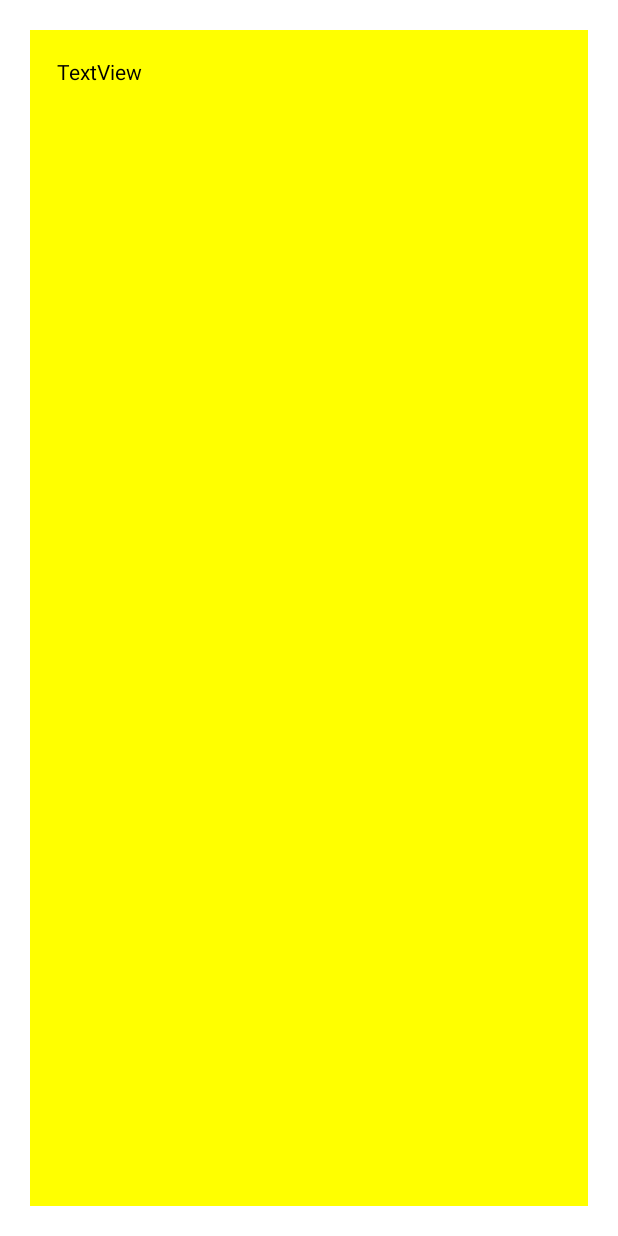
After one commit to hasibarrafiul/Load-CourseInfo-From-Remote-Server-Android-App, an Android app: the layout datacustomview.xml on its own in the app's theme, with its tools: preview values and no code run, on a phone screen of 412 x 824 dp. The commit adds this screen. Run offline under Robolectric (Android 15) with nearby library versions, the phone set to English and light mode, and no system bars.

Commit message:
final push

```diff
--- a/app/src/main/AndroidManifest.xml
+++ b/app/src/main/AndroidManifest.xml
@@ -20,6 +20,9 @@
                 <category android:name="android.intent.category.LAUNCHER" />
             </intent-filter>
         </activity>
+        <activity
+            android:name=".MyAttendanceActivity"
+            android:exported="true"/>
     </application>
 
 </manifest>
--- /dev/null
+++ b/app/src/main/res/layout/datacustomview.xml
@@ -0,0 +1,23 @@
+<?xml version="1.0" encoding="utf-8"?>
+<LinearLayout
+    xmlns:android="http://schemas.android.com/apk/res/android"
+    xmlns:app="http://schemas.android.com/apk/res-auto"
+    xmlns:tools="http://schemas.android.com/tools"
+    android:layout_width="match_parent"
+    android:layout_height="match_parent"
+    android:padding="8dp"
+    android:layout_margin="20dp"
+    tools:context=".MainActivity"
+    android:orientation="vertical"
+    android:background="#FFFF00"
+    >
+
+
+    <TextView
+        android:id="@+id/coursename"
+        android:layout_width="wrap_content"
+        android:layout_height="wrap_content"
+        android:text="TextView"
+        android:textColor="@color/black"
+        android:padding="10sp" />
+</LinearLayout>
```
Also changed, not shown: app/src/main/java/com/techrz/loaddata/MainActivity.java (+24 -15 lines), app/src/main/java/com/techrz/loaddata/MyAttendanceActivity.java (added, +61 -0 lines), app/src/main/java/com/techrz/loaddata/courseArrayList.java (added, +20 -0 lines), app/src/main/java/com/techrz/loaddata/customCourseAdapter.java (added, +67 -0 lines), app/src/main/res/layout/activity_main.xml (+9 -0 lines), app/src/main/res/layout/activity_my_attendance.xml (added, +14 -0 lines).
